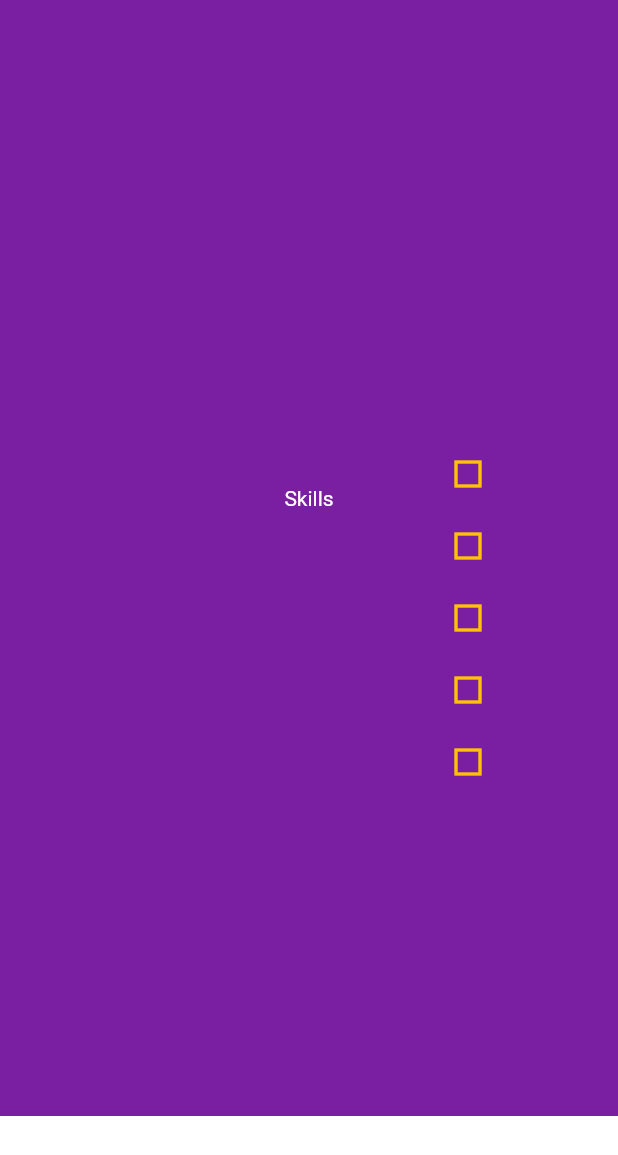
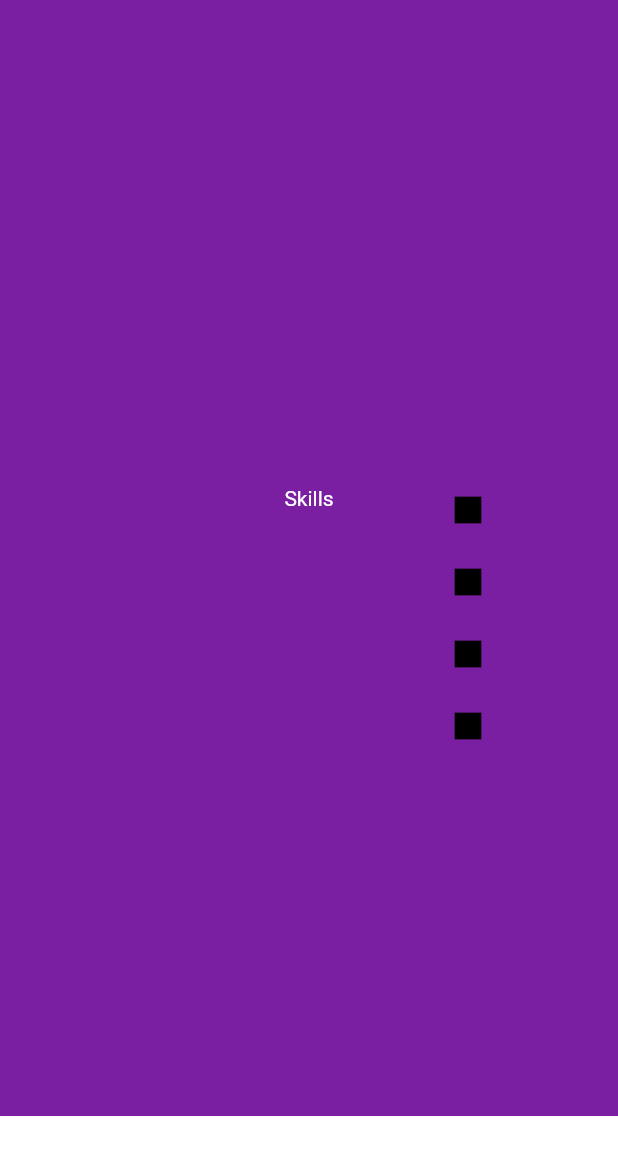
Before and after one commit to lucascantao/dev_portfolio, a Flutter app: the screen it shows after launch, scrolled down 1728 dp, on a phone screen of 412 x 824 dp. Shown: the top 1155 px of the screen. Run offline on Flutter 3.47's test engine with Material 2 defaults, Android fonts, the phone set to English and light mode, and no system bars; our stand-ins replace go_router, google_fonts.

Commit message:
navi icons adjustment

```diff
--- a/lib/main.dart
+++ b/lib/main.dart
@@ -103,8 +103,8 @@ class _MenuNavigationState extends State<MenuNavigation> {
                       duration: const Duration(milliseconds: 500));
                 },
                 icon: Icon(
-                  selection == 1 ? Icons.square_sharp : Icons.square_outlined,
-                  color: Colors.amber,
+                  selection == 1 ? Icons.square_sharp : Icons.square_sharp,
+                  color: selection == 1 ? Colors.amber[900] : Colors.black,
                 )),
             IconButton(
               onPressed: () async {
@@ -115,8 +115,8 @@ class _MenuNavigationState extends State<MenuNavigation> {
                     duration: const Duration(milliseconds: 500));
               },
               icon: Icon(
-                  selection == 2 ? Icons.square_sharp : Icons.square_outlined,
-                  color: Colors.amber),
+                  selection == 2 ? Icons.square_sharp : Icons.square_sharp,
+                  color: selection == 2 ? Colors.amber[900] : Colors.black),
             ),
             IconButton(
               onPressed: () async {
@@ -127,8 +127,8 @@ class _MenuNavigationState extends State<MenuNavigation> {
                     duration: const Duration(milliseconds: 500));
               },
               icon: Icon(
-                  selection == 3 ? Icons.square_sharp : Icons.square_outlined,
-                  color: Colors.amber),
+                  selection == 3 ? Icons.square_sharp : Icons.square_sharp,
+                  color: selection == 3 ? Colors.amber[900] : Colors.black),
             ),
             IconButton(
               onPressed: () async {
@@ -139,21 +139,9 @@ class _MenuNavigationState extends State<MenuNavigation> {
                     duration: const Duration(milliseconds: 500));
               },
               icon: Icon(
-                  selection == 4 ? Icons.square_sharp : Icons.square_outlined,
-                  color: Colors.amber),
+                  selection == 4 ? Icons.square_sharp : Icons.square_sharp,
+                  color: selection == 4 ? Colors.amber[900] : Colors.black),
             ),
-            IconButton(
-              onPressed: () async {
-                setState(() {
-                  selection = 5;
-                });
-                await Scrollable.ensureVisible(widget.keys[4].currentContext!,
-                    duration: const Duration(milliseconds: 500));
-              },
-              icon: Icon(
-                  selection == 5 ? Icons.square_sharp : Icons.square_outlined,
-                  color: Colors.amber),
-            )
           ],
         ),
       ),
```
